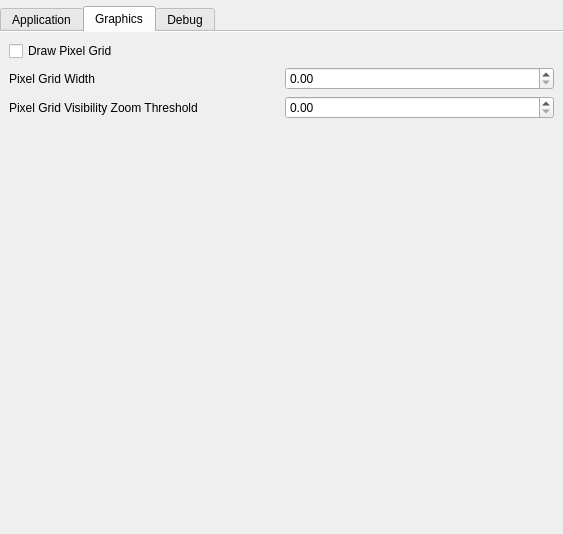
Above: src/ui/SettingsDialog.ui from Zipeerix/capy-art-studio before the change. Below: the same form after it.
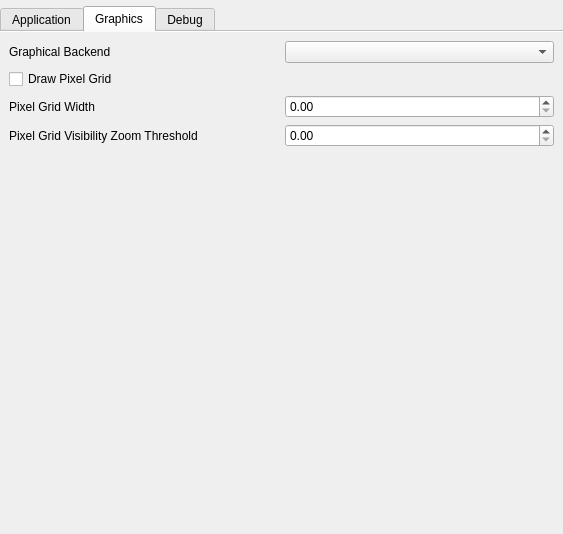
That is the form after the change. The open tabs and pages were chosen to show the change. Icons and pictures are not drawn.

Commit message: CAS-168: Graphics backend setting

```diff
--- a/src/ui/SettingsDialog.ui
+++ b/src/ui/SettingsDialog.ui
@@ -103,6 +103,20 @@
        <string>Graphics</string>
       </attribute>
       <layout class="QVBoxLayout" name="verticalLayout_4">
+       <item>
+        <layout class="QHBoxLayout" name="horizontalLayout_7">
+         <item>
+          <widget class="QLabel" name="label_4">
+           <property name="text">
+            <string>Graphical Backend</string>
+           </property>
+          </widget>
+         </item>
+         <item>
+          <widget class="QComboBox" name="backendComboBox"/>
+         </item>
+        </layout>
+       </item>
        <item>
         <widget class="QCheckBox" name="drawPixelGridCheckbox">
          <property name="text">
```
Left out of the diff: 2 changed lines with no effect on the pictures. The commit also changes 8 other files.
